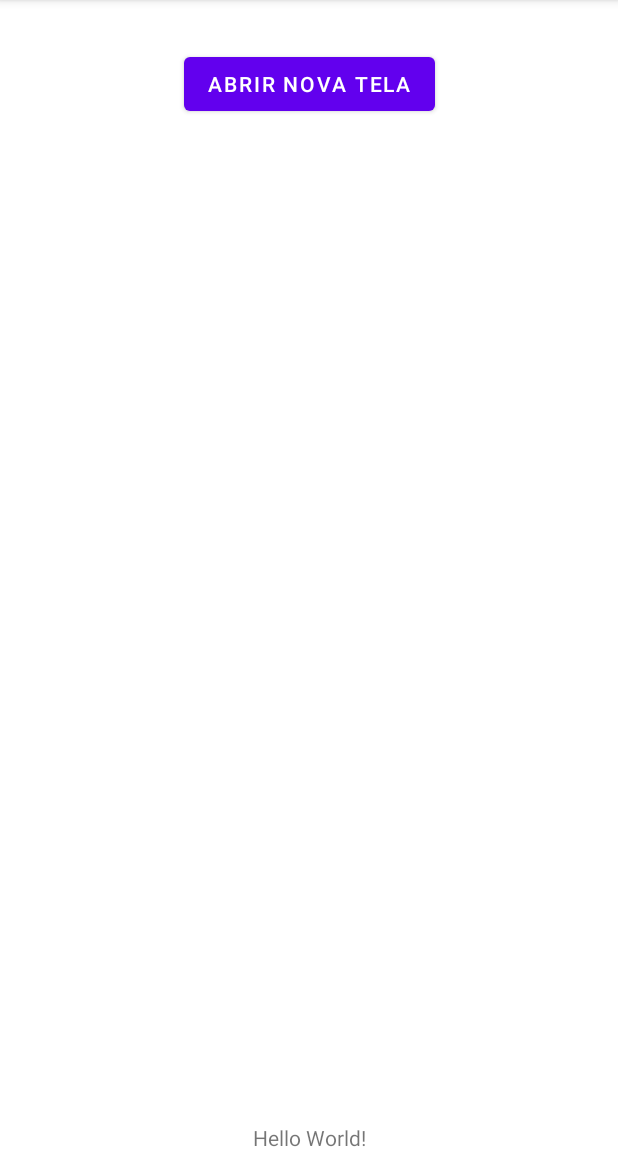
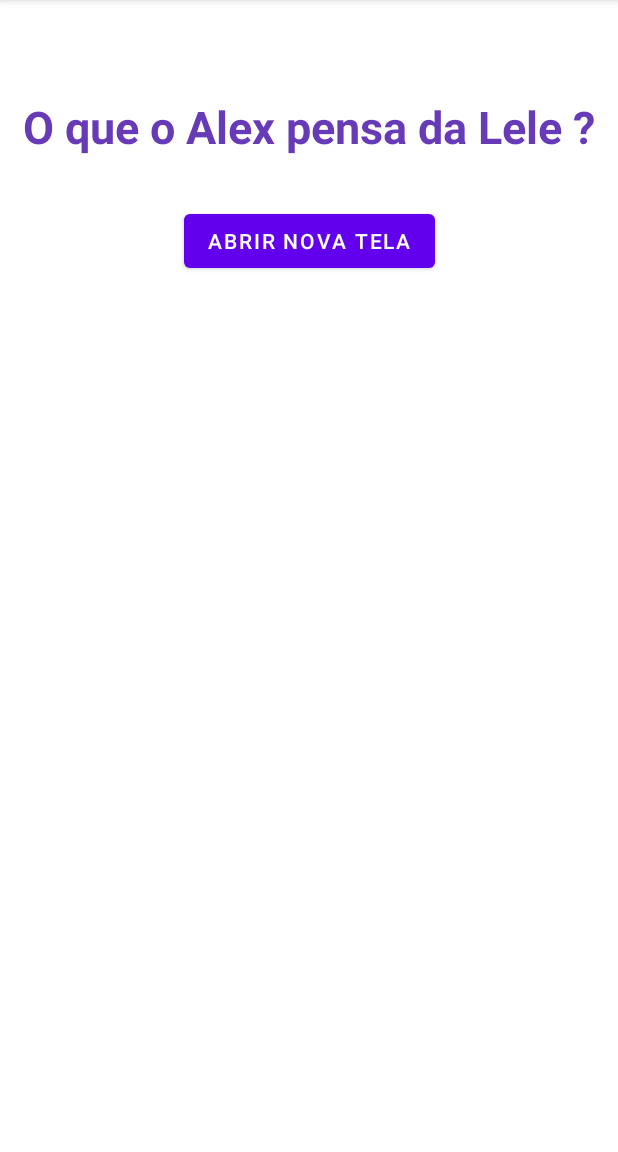
Before and after one commit to alxmart/AulaActivityFragments, an Android app: the screen it shows after launch (MainActivity), on a phone screen of 412 x 824 dp, the part 84-1236 px from its top. Run offline under Robolectric (Android 15) with nearby library versions, the phone set to English and light mode, and no system bars.

Commit message:
Added textviews and code to finish the second activity.

```diff
--- a/app/src/main/java/com/example/aulaactivityfragment/MainActivity.kt
+++ b/app/src/main/java/com/example/aulaactivityfragment/MainActivity.kt
@@ -22,12 +22,6 @@ class MainActivity : AppCompatActivity() {
             )
 
             startActivity(intent)
-
         }
-
-
-
-
-
     }
 }
--- a/app/src/main/res/layout/activity_main.xml
+++ b/app/src/main/res/layout/activity_main.xml
@@ -6,14 +6,6 @@
     android:layout_height="match_parent"
     tools:context=".MainActivity">
 
-    <TextView
-        android:layout_width="wrap_content"
-        android:layout_height="wrap_content"
-        android:text="Hello World!"
-        app:layout_constraintBottom_toBottomOf="parent"
-        app:layout_constraintEnd_toEndOf="parent"
-        app:layout_constraintStart_toStartOf="parent" />
-
     <Button
         android:id="@+id/btn_abrir"
         android:layout_width="wrap_content"
@@ -21,6 +13,19 @@
         android:layout_marginTop="32dp"
         android:text="Abrir nova tela"
         app:layout_constraintEnd_toEndOf="parent"
+        app:layout_constraintStart_toStartOf="parent"
+        app:layout_constraintTop_toBottomOf="@+id/textView3" />
+
+    <TextView
+        android:id="@+id/textView3"
+        android:layout_width="wrap_content"
+        android:layout_height="wrap_content"
+        android:layout_marginTop="64dp"
+        android:text="O que o Alex pensa da Lele ?"
+        android:textColor="#673AB7"
+        android:textSize="30sp"
+        android:textStyle="bold"
+        app:layout_constraintEnd_toEndOf="parent"
         app:layout_constraintHorizontal_bias="0.5"
         app:layout_constraintStart_toStartOf="parent"
         app:layout_constraintTop_toTopOf="parent" />
```
Also changed, not shown: app/src/main/java/com/example/aulaactivityfragment/DetalhesActivity.kt (+12 -0 lines), app/src/main/res/layout/activity_detalhes.xml (+15 -4 lines).
